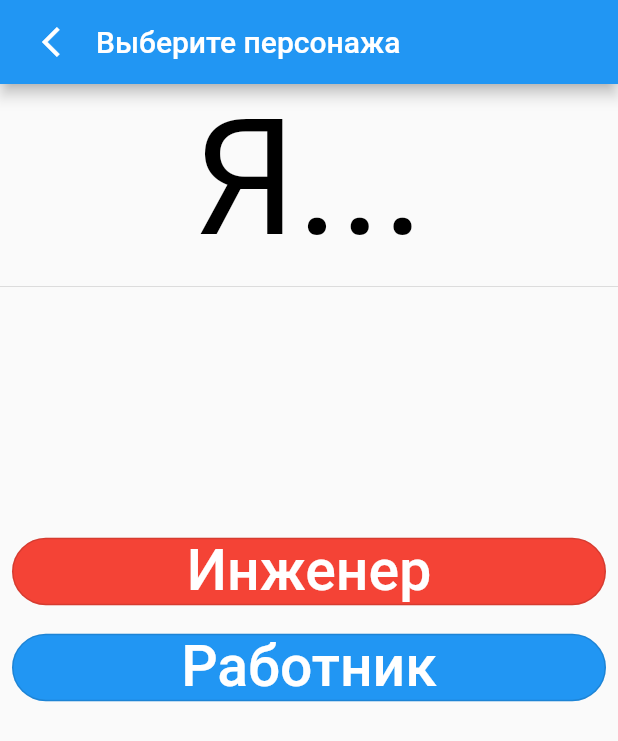
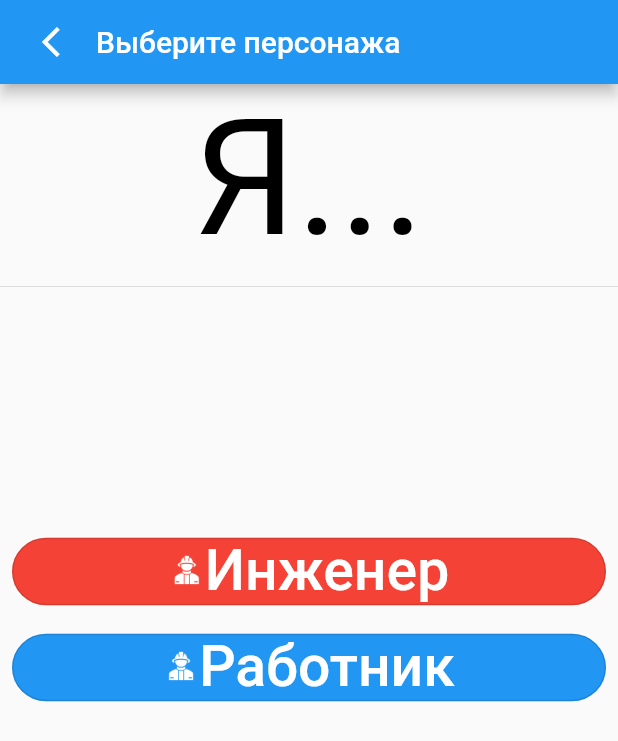
Before and after one commit to mentoster/sheremetyevo_tasks, a Flutter app: the screen it shows after launch, on a phone screen of 412 x 824 dp. Shown: the top 741 px of the screen. Run offline on Flutter 3.47's test engine with Material 2 defaults, Android fonts, the phone set to English and light mode, and no system bars; our stand-ins replace flutter_slidable, liquid_progress_indicator_ns, photo_view, sliding_up_panel; missing offline and left inert: grpc, protobuf; statements that could not run were skipped.

Commit message:
update background

```diff
--- a/lib/Screens/loginscreen/choose_character.dart
+++ b/lib/Screens/loginscreen/choose_character.dart
@@ -28,9 +28,18 @@ class ChooseCharacter extends StatelessWidget {
                       nextPage();
                       changeCharacter(true);
                     },
-                    child: const Text(
-                      'Инженер',
-                      style: TextStyle(fontSize: 38, color: Colors.white),
+                    child: Row(
+                      mainAxisAlignment: MainAxisAlignment.center,
+                      children: [
+                        ImageIcon(
+                          AssetImage("assets/images/icons/Inzh.png"),
+                          color: Color(0xFFFFFFFF),
+                        ),
+                        const Text(
+                          'Инженер',
+                          style: TextStyle(fontSize: 38, color: Colors.white),
+                        ),
+                      ],
                     ),
                     style: ButtonStyle(
                       shape: MaterialStateProperty.all<RoundedRectangleBorder>(
@@ -51,9 +60,18 @@ class ChooseCharacter extends StatelessWidget {
                       nextPage();
                       changeCharacter(false);
                     },
-                    child: const Text(
-                      'Работник',
-                      style: TextStyle(fontSize: 38, color: Colors.white),
+                    child: Row(
+                      mainAxisAlignment: MainAxisAlignment.center,
+                      children: [
+                        ImageIcon(
+                          AssetImage("assets/images/icons/Inzh.png"),
+                          color: Color(0xFFFFFFFF),
+                        ),
+                        const Text(
+                          'Работник',
+                          style: TextStyle(fontSize: 38, color: Colors.white),
+                        ),
+                      ],
                     ),
                     style: ButtonStyle(
                       shape: MaterialStateProperty.all<RoundedRectangleBorder>(
--- a/lib/Screens/mapScreen/widgets/map_screen.dart
+++ b/lib/Screens/mapScreen/widgets/map_screen.dart
@@ -6,6 +6,7 @@ class MapScreen extends StatelessWidget {
   Widget build(BuildContext context) {
     return Container(
         child: PhotoView(
+      backgroundDecoration: BoxDecoration(color: Colors.white),
       imageProvider: AssetImage("assets/images/shema1opt.jpg"),
     ));
   }
```
Also changed, not shown: lib/Screens/loginscreen/chooseType.dart (+63 -10 lines).
